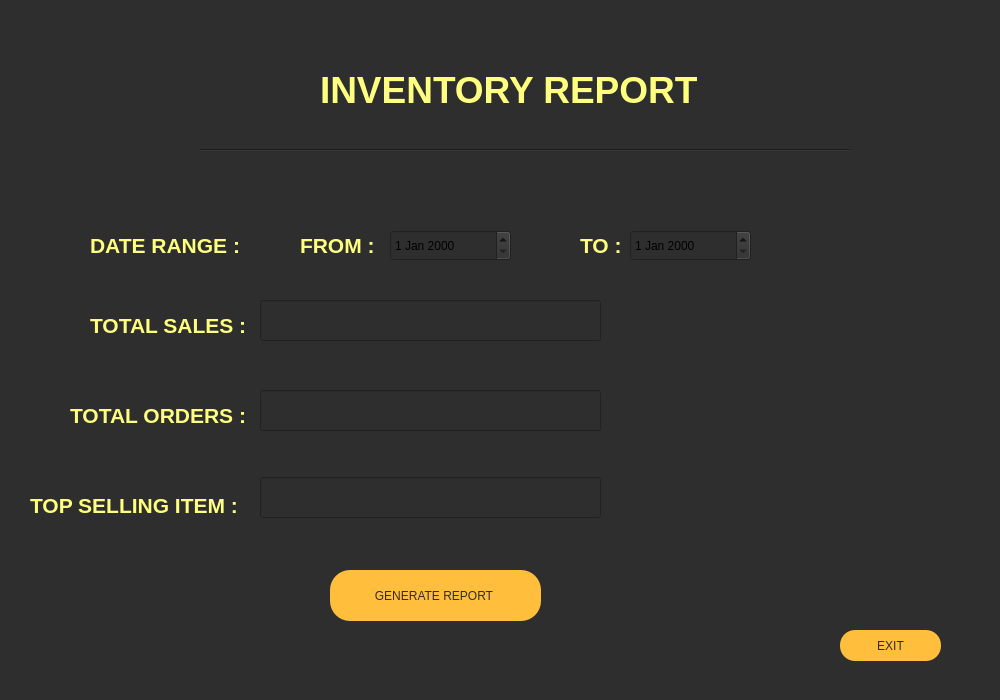
Before: the Qt Designer form gen_report.ui in mesum-abbas/Canteen_Managment_System, drawn with Qt 5.
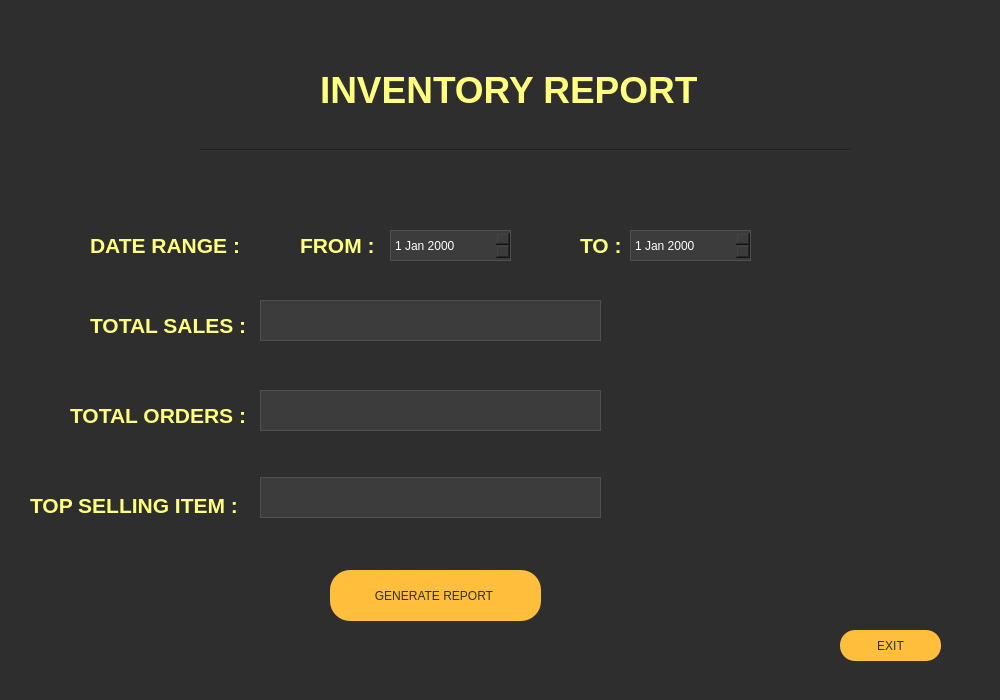
After: the same form once the commit is applied. Icons and pictures are not drawn.

The edit to the form file:
```diff
--- a/gen_report.ui
+++ b/gen_report.ui
@@ -80,6 +80,12 @@
      <height>41</height>
     </rect>
    </property>
+   <property name="styleSheet">
+    <string notr="true">color: rgb(255, 255, 255);
+background-color: rgb(60, 60, 60);
+border: 1px solid rgb(80, 80, 80);
+padding: 5px;</string>
+   </property>
   </widget>
   <widget class="QLineEdit" name="lineEdit_3">
    <property name="geometry">
@@ -90,6 +96,12 @@
      <height>41</height>
     </rect>
    </property>
+   <property name="styleSheet">
+    <string notr="true">color: rgb(255, 255, 255);
+background-color: rgb(60, 60, 60);
+border: 1px solid rgb(80, 80, 80);
+padding: 5px;</string>
+   </property>
   </widget>
   <widget class="Line" name="line">
    <property name="geometry">
@@ -194,6 +206,12 @@
      <height>31</height>
     </rect>
    </property>
+   <property name="styleSheet">
+    <string notr="true">color: rgb(255, 255, 255);
+background-color: rgb(60, 60, 60);
+border: 1px solid rgb(80, 80, 80);
+padding: 2px;</string>
+   </property>
   </widget>
   <widget class="QDateEdit" name="dateEdit_2">
    <property name="geometry">
@@ -204,6 +222,12 @@
      <height>31</height>
     </rect>
    </property>
+   <property name="styleSheet">
+    <string notr="true">color: rgb(255, 255, 255);
+background-color: rgb(60, 60, 60);
+border: 1px solid rgb(80, 80, 80);
+padding: 2px;</string>
+   </property>
   </widget>
   <widget class="QLabel" name="label_8">
    <property name="geometry">
@@ -230,6 +254,12 @@
      <height>41</height>
     </rect>
    </property>
+   <property name="styleSheet">
+    <string notr="true">color: rgb(255, 255, 255);
+background-color: rgb(60, 60, 60);
+border: 1px solid rgb(80, 80, 80);
+padding: 5px;</string>
+   </property>
   </widget>
  </widget>
  <resources/>
```
Left out of the diff: 4 changed lines with no effect on the pictures.
